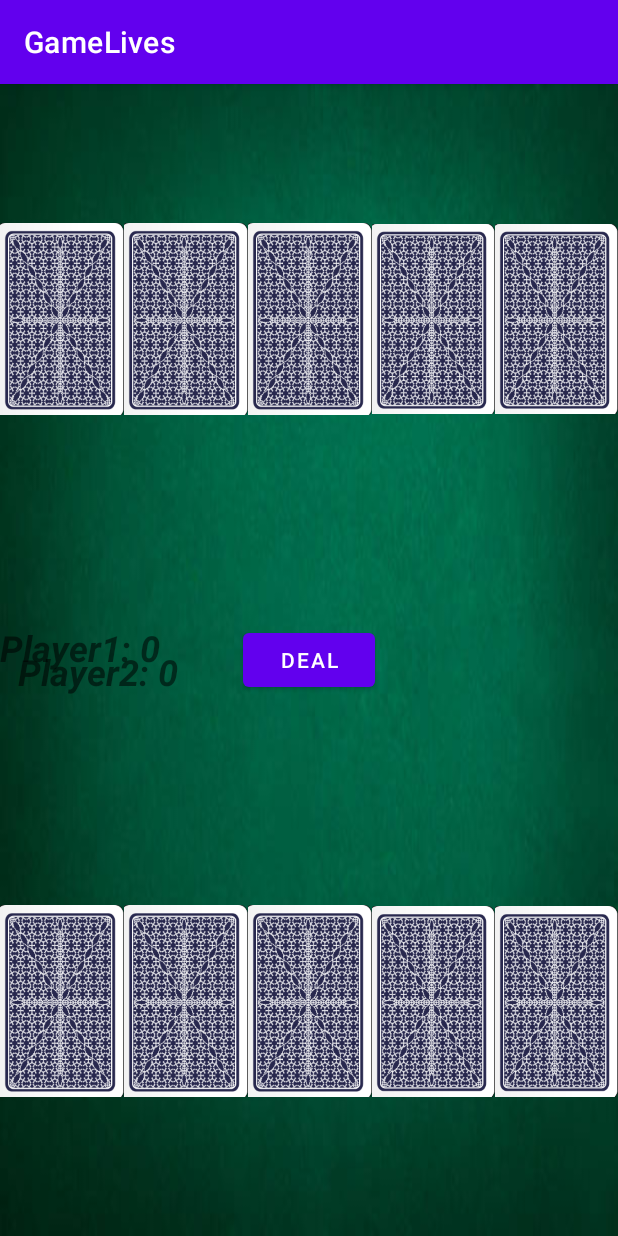
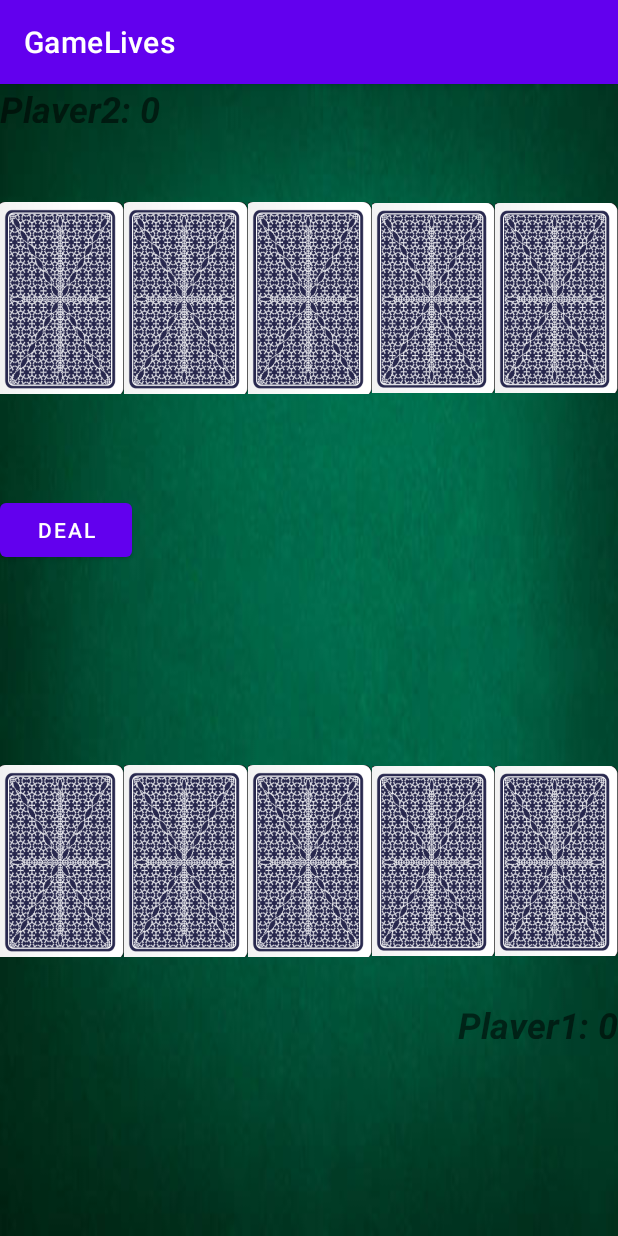
Before and after one commit to AGranjaL/GameOfLives, an Android app: the SecondActivity screen opened directly, with no data from a screen before it, on a phone screen of 412 x 824 dp. Run offline under Robolectric (Android 15) with nearby library versions, the phone set to English and light mode, and no system bars.

Commit message:
all cards flip but some bugs need to be fixed

```diff
--- a/app/src/main/java/com/example/gamelives/SecondActivity.java
+++ b/app/src/main/java/com/example/gamelives/SecondActivity.java
@@ -18,7 +18,7 @@ public class SecondActivity extends AppCompatActivity {
 
     //private Integer ListImage[] = {R.drawable.carta1};
     private Button button;
-    private int dealed_cards = 5;
+    private int dealed_cards = 10;
     final private LinkedList<ImageView> imagearray_b = new LinkedList<ImageView>();
     final private LinkedList<ImageView> imagearray_f = new LinkedList<ImageView>();
     final private LinkedList<AnimatorSet> anim_back = new LinkedList<AnimatorSet>();
@@ -47,7 +47,7 @@ public class SecondActivity extends AppCompatActivity {
     }
     protected void onStart() {
         super.onStart();
-
+        button.setVisibility(View.VISIBLE);
 
 
     }
--- a/app/src/main/res/layout/activity_second.xml
+++ b/app/src/main/res/layout/activity_second.xml
@@ -9,30 +9,34 @@
 
 
     <LinearLayout
-            android:id = "@+id/lay_cards"
+        android:id="@+id/lay_cards"
         android:layout_width="match_parent"
-            android:layout_height="wrap_content"
-            android:layout_alignParentTop="true"
-            android:orientation = "horizontal">
+        android:layout_height="209dp"
+        android:layout_below="@+id/toplayout"
+        android:layout_alignParentTop="false"
+        android:orientation="horizontal">
+
 
         <androidx.constraintlayout.widget.ConstraintLayout
             android:layout_width="wrap_content"
             android:layout_height="match_parent"
             android:layout_weight="1"
             android:scaleType="centerInside">
+
             <ImageView
-                    android:id="@+id/backcard1"
+                android:id="@+id/backcard6"
                 android:layout_width="wrap_content"
                 android:layout_height="match_parent"
+                android:alpha="0"
                 app:layout_constraintStart_toStartOf="parent"
                 app:layout_constraintTop_toTopOf="parent"
-                    android:alpha="0"
-                    app:srcCompat="@drawable/carta2c"
-                    />
+                app:srcCompat="@drawable/carta2c" />
+
             <ImageView
-                    android:id="@+id/frontcard1"
+                android:id="@+id/frontcard6"
                 android:layout_width="wrap_content"
                 android:layout_height="match_parent"
+                android:layout_marginTop="24dp"
                 app:layout_constraintStart_toStartOf="parent"
                 app:layout_constraintTop_toTopOf="parent"
                 app:srcCompat="@drawable/backcard" />
@@ -44,88 +48,99 @@
             android:layout_height="match_parent"
             android:layout_weight="1"
             android:scaleType="centerInside">
+
             <ImageView
-                    android:id="@+id/backcard2"
+                android:id="@+id/backcard7"
                 android:layout_width="wrap_content"
                 android:layout_height="match_parent"
+                android:alpha="0"
                 app:layout_constraintStart_toStartOf="parent"
                 app:layout_constraintTop_toTopOf="parent"
-                    android:alpha="0"
-                    app:srcCompat="@drawable/carta1c"
-                    />
+                app:srcCompat="@drawable/carta1c" />
+
             <ImageView
-                    android:id="@+id/frontcard2"
+                android:id="@+id/frontcard7"
                 android:layout_width="wrap_content"
                 android:layout_height="match_parent"
+                android:layout_marginTop="24dp"
                 app:layout_constraintStart_toStartOf="parent"
                 app:layout_constraintTop_toTopOf="parent"
                 app:srcCompat="@drawable/backcard" />
 
         </androidx.constraintlayout.widget.ConstraintLayout>
+
         <androidx.constraintlayout.widget.ConstraintLayout
             android:layout_width="wrap_content"
             android:layout_height="match_parent"
             android:layout_weight="1"
             android:scaleType="centerInside">
+
             <ImageView
-                    android:id="@+id/backcard3"
+                android:id="@+id/backcard8"
                 android:layout_width="wrap_content"
                 android:layout_height="match_parent"
+                android:alpha="0"
                 app:layout_constraintStart_toStartOf="parent"
                 app:layout_constraintTop_toTopOf="parent"
-                    android:alpha="0"
-                    app:srcCompat="@drawable/carta1c"
-                    />
+                app:srcCompat="@drawable/carta1c" />
+
             <ImageView
-                    android:id="@+id/frontcard3"
+                android:id="@+id/frontcard8"
                 android:layout_width="wrap_content"
                 android:layout_height="match_parent"
+                android:layout_marginTop="24dp"
                 app:layout_constraintStart_toStartOf="parent"
                 app:layout_constraintTop_toTopOf="parent"
                 app:srcCompat="@drawable/backcard" />
 
         </androidx.constraintlayout.widget.ConstraintLayout>
+
         <androidx.constraintlayout.widget.ConstraintLayout
             android:layout_width="wrap_content"
             android:layout_height="match_parent"
             android:layout_weight="1"
             android:scaleType="centerInside">
+
             <ImageView
-                    android:id="@+id/backcard4"
+                android:id="@+id/backcard9"
                 android:layout_width="wrap_content"
                 android:layout_height="match_parent"
+                android:alpha="0"
                 app:layout_constraintStart_toStartOf="parent"
                 app:layout_constraintTop_toTopOf="parent"
-                    android:alpha="0"
-                    app:srcCompat="@drawable/carta1c"
-                    />
+                app:srcCompat="@drawable/carta1c" />
+
             <ImageView
-                    android:id="@+id/frontcard4"
+                android:id="@+id/frontcard9"
                 android:layout_width="wrap_content"
                 android:layout_height="match_parent"
+                android:layout_marginTop="24dp"
                 app:layout_constraintStart_toStartOf="parent"
                 app:layout_constraintTop_toTopOf="parent"
                 app:srcCompat="@drawable/backcard" />
 
         </androidx.constraintlayout.widget.ConstraintLayout>
+
         <androidx.constraintlayout.widget.ConstraintLayout
             android:layout_width="wrap_content"
             android:layout_height="match_parent"
             android:layout_weight="1"
             android:scaleType="centerInside">
+
             <ImageView
-                    android:id="@+id/backcard5"
+                android:id="@+id/backcard10"
                 android:layout_width="wrap_content"
                 android:layout_height="match_parent"
+                android:alpha="0"
                 app:layout_constraintStart_toStartOf="parent"
                 app:layout_constraintTop_toTopOf="parent"
-                    android:alpha="0"
-                    app:srcCompat="@drawable/carta1c"
-                    />
+                app:srcCompat="@drawable/carta1c" />
+
             <ImageView
-                    android:id="@+id/frontcard5"
+                android:id="@+id/frontcard10"
                 android:layout_width="wrap_content"
                 android:layout_height="match_parent"
+                android:layout_marginTop="24dp"
                 app:layout_constraintStart_toStartOf="parent"
                 app:layout_constraintTop_toTopOf="parent"
                 app:srcCompat="@drawable/backcard" />
@@ -135,107 +150,200 @@
 
     </LinearLayout>
 
-        <androidx.constraintlayout.widget.ConstraintLayout
+    <LinearLayout
+        android:id="@+id/lay_cards_b"
         android:layout_width="match_parent"
-            android:layout_height="wrap_content"
-            android:layout_centerHorizontal="true"
-            android:layout_centerVertical="true"
+        android:layout_height="209dp"
+        android:layout_below="@+id/centerlayout"
+        android:layout_alignParentBottom="false"
+        android:layout_marginTop="10dp"
         android:orientation="horizontal">
 
-
-            <LinearLayout
+        <androidx.constraintlayout.widget.ConstraintLayout
             android:layout_width="wrap_content"
             android:layout_height="match_parent"
-                tools:layout_editor_absoluteX="250dp"
-                tools:layout_editor_absoluteY="4dp"
-                tools:ignore="MissingConstraints">
-                android:orientation = "vertical">
+            android:layout_weight="1"
+            android:scaleType="centerInside">
+
+            <ImageView
+                android:id="@+id/backcard1"
+                android:layout_width="wrap_content"
+                android:layout_height="match_parent"
+                android:alpha="0"
+                app:layout_constraintStart_toStartOf="parent"
+                app:layout_constraintTop_toTopOf="parent"
+                app:srcCompat="@drawable/carta2c" />
+
+            <ImageView
+                android:id="@+id/frontcard1"
+                android:layout_width="wrap_content"
+                android:layout_height="match_parent"
+                android:layout_marginTop="24dp"
+                app:layout_constraintStart_toStartOf="parent"
+                app:layout_constraintTop_toTopOf="parent"
+                app:srcCompat="@drawable/backcard" />
+
+        </androidx.constraintlayout.widget.ConstraintLayout>
+
+        <androidx.constraintlayout.widget.ConstraintLayout
+            android:layout_width="wrap_content"
+            android:layout_height="match_parent"
+            android:layout_weight="1"
+            android:scaleType="centerInside">
+
+            <ImageView
+                android:id="@+id/backcard2"
+                android:layout_width="wrap_content"
+                android:layout_height="match_parent"
+                android:alpha="0"
+                app:layout_constraintStart_toStartOf="parent"
+                app:layout_constraintTop_toTopOf="parent"
+                app:srcCompat="@drawable/carta1c" />
+
+            <ImageView
+                android:id="@+id/frontcard2"
+                android:layout_width="wrap_content"
+                android:layout_height="match_parent"
+                android:layout_marginTop="24dp"
+                app:layout_constraintStart_toStartOf="parent"
+                app:layout_constraintTop_toTopOf="parent"
+                app:srcCompat="@drawable/backcard" />
+
+        </androidx.constraintlayout.widget.ConstraintLayout>
+
+        <androidx.constraintlayout.widget.ConstraintLayout
+            android:layout_width="wrap_content"
+            android:layout_height="match_parent"
+            android:layout_weight="1"
+            android:scaleType="centerInside">
+
+            <ImageView
+                android:id="@+id/backcard3"
+                android:layout_width="wrap_content"
+                android:layout_height="match_parent"
+                android:alpha="0"
+                app:layout_constraintStart_toStartOf="parent"
+                app:layout_constraintTop_toTopOf="parent"
+                app:srcCompat="@drawable/carta1c" />
+
+            <ImageView
+                android:id="@+id/frontcard3"
+                android:layout_width="wrap_content"
+                android:layout_height="match_parent"
+                android:layout_marginTop="24dp"
+                app:layout_constraintStart_toStartOf="parent"
+                app:layout_constraintTop_toTopOf="parent"
+                app:srcCompat="@drawable/backcard" />
+
+        </androidx.constraintlayout.widget.ConstraintLayout>
+
+        <androidx.constraintlayout.widget.ConstraintLayout
+            android:layout_width="wrap_content"
+            android:layout_height="match_parent"
+            android:layout_weight="1"
+            android:scaleType="centerInside">
+
+            <ImageView
+                android:id="@+id/backcard4"
+                android:layout_width="wrap_content"
+                android:layout_height="match_parent"
+                android:alpha="0"
+                app:layout_constraintStart_toStartOf="parent"
+                app:layout_constraintTop_toTopOf="parent"
+                app:srcCompat="@drawable/carta1c" />
+
+            <ImageView
+                android:id="@+id/frontcard4"
+                android:layout_width="wrap_content"
+                android:layout_height="match_parent"
+                android:layout_marginTop="24dp"
+                app:layout_constraintStart_toStartOf="parent"
+                app:layout_constraintTop_toTopOf="parent"
+                app:srcCompat="@drawable/backcard" />
+
+        </androidx.constraintlayout.widget.ConstraintLayout>
+
+        <androidx.constraintlayout.widget.ConstraintLayout
+            android:layout_width="wrap_content"
+            android:layout_height="match_parent"
+            android:layout_weight="1"
+            android:scaleType="centerInside">
+
+            <ImageView
+                android:id="@+id/backcard5"
+                android:layout_width="wrap_content"
+                android:layout_height="match_parent"
+                android:alpha="0"
+                app:layout_constraintStart_toStartOf="parent"
+                app:layout_constraintTop_toTopOf="parent"
+                app:srcCompat="@drawable/carta1c" />
+
+            <ImageView
+                android:id="@+id/frontcard5"
+                android:layout_width="wrap_content"
+                android:layout_height="match_parent"
+                android:layout_marginTop="24dp"
+                app:layout_constraintStart_toStartOf="parent"
+                app:layout_constraintTop_toTopOf="parent"
+                app:srcCompat="@drawable/backcard" />
+
+        </androidx.constraintlayout.widget.ConstraintLayout>
+
+
+
+    </LinearLayout>
+
+    <androidx.constraintlayout.widget.ConstraintLayout
+        android:id="@+id/centerlayout"
+        android:layout_width="match_parent"
+        android:layout_height="132dp"
+        android:layout_below="@id/lay_cards"
+        android:layout_marginTop="24dp">
+
+        <Button
+            android:id="@+id/deal_b"
+            android:layout_width="wrap_content"
+            android:layout_height="wrap_content"
+            android:layout_marginBottom="70dp"
+            android:text="@string/deal"
+            app:layout_constraintBottom_toBottomOf="parent"
+            app:layout_constraintStart_toStartOf="parent" />
+
+
+    </androidx.constraintlayout.widget.ConstraintLayout>
+
+    <androidx.constraintlayout.widget.ConstraintLayout
+        android:id="@+id/toplayout"
+        android:layout_width="match_parent"
+        android:layout_height="26dp">
+
+        <TextView
+            android:id="@+id/p2score"
+            android:layout_width="113dp"
+            android:layout_height="29dp"
+            android:text="@string/p2score"
+            android:textSize="24dp"
+            android:textStyle="bold|italic"
+            app:layout_constraintStart_toStartOf="parent"
+            app:layout_constraintTop_toTopOf="parent" />
+
+    </androidx.constraintlayout.widget.ConstraintLayout>
+
+    <androidx.constraintlayout.widget.ConstraintLayout
+        android:id="@+id/bottomlayout"
+        android:layout_width="match_parent"
+        android:layout_height="26dp"
+        android:layout_below="@id/lay_cards_b">
 
         <TextView
             android:id="@+id/p1score"
             android:layout_width="wrap_content"
             android:layout_height="wrap_content"
-                    android:layout_marginEnd="16dp"
-                    android:layout_marginBottom="12dp"
             android:text="@string/p1score"
             android:textSize="24dp"
             android:textStyle="bold|italic"
-                    app:layout_constraintBottom_toBottomOf="parent"
-                    app:layout_constraintEnd_toEndOf="parent" />
-            </LinearLayout>
+            app:layout_constraintEnd_toEndOf="parent"
+            app:layout_constraintTop_toTopOf="parent" />
 
-            <Button
-                android:id="@+id/deal_b"
-                android:layout_width="wrap_content"
-                android:layout_height="wrap_content"
-                android:text="@string/deal"
-                app:layout_constraintBottom_toBottomOf="parent"
-                app:layout_constraintEnd_toEndOf="parent"
-                app:layout_constraintHorizontal_bias="0.5"
-                app:layout_constraintStart_toStartOf="parent"
-                app:layout_constraintTop_toTopOf="parent"
-                tools:layout_conversion_absoluteHeight="48dp"
-                tools:layout_conversion_absoluteWidth="88dp" />
-
-            <TextView
-                android:id="@+id/p2score"
-                android:layout_width="wrap_content"
-                android:layout_height="wrap_content"
-                android:layout_marginStart="12dp"
-                android:layout_marginTop="16dp"
-                android:text="@string/p2score"
-                android:textSize="24dp"
-                android:textStyle="bold|italic"
-                app:layout_constraintStart_toStartOf="parent"
-                app:layout_constraintTop_toTopOf="parent" />
     </androidx.constraintlayout.widget.ConstraintLayout>
-
-        <LinearLayout
-        android:id = "@+id/lay_cards_b"
-        android:layout_width="match_parent"
-        android:layout_height="wrap_content"
-        android:layout_alignParentBottom="true"
-        android:orientation = "horizontal">
-
-        <ImageView
-            android:id="@+id/backcard_player1"
-            android:layout_width="wrap_content"
-            android:layout_height="match_parent"
-            android:layout_weight="1"
-            android:scaleType="centerInside"
-            app:srcCompat="@drawable/backcard" />
-
-        <ImageView
-            android:id="@+id/backcard_player2"
-            android:layout_width="wrap_content"
-            android:layout_height="match_parent"
-            android:layout_weight="1"
-            android:scaleType="centerInside"
-            app:srcCompat="@drawable/backcard" />
-
-        <ImageView
-            android:id="@+id/backcard_player3"
-            android:layout_width="wrap_content"
-            android:layout_height="match_parent"
-            android:layout_weight="1"
-            android:scaleType="centerInside"
-            app:srcCompat="@drawable/backcard" />
-        <ImageView
-            android:id="@+id/backcard_player4"
-            android:layout_width="wrap_content"
-            android:layout_height="match_parent"
-            android:layout_weight="1"
-            android:scaleType="centerInside"
-            app:srcCompat="@drawable/backcard" />
-        <ImageView
-            android:id="@+id/backcard_player5"
-            android:layout_width="wrap_content"
-            android:layout_height="match_parent"
-            android:layout_weight="1"
-            android:scaleType="centerInside"
-            app:srcCompat="@drawable/backcard" />
-
-
-    </LinearLayout>
-
 </RelativeLayout>
```
Lines whose indentation alone changed are shown as unchanged.
